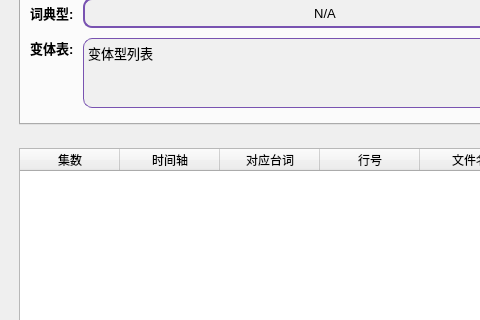
The window that gui/CorpusSearchTool.ui (jiedi720/CorpusSearchTool) describes before a commit, drawn with Qt 5; both pictures show x 0 to 480 and y 157 to 477 of the 700 by 800 pixel window.
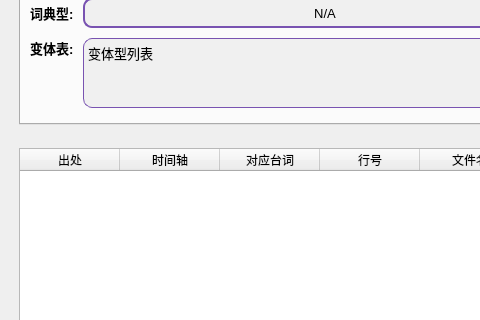
The same window after the commit. Icons and pictures are not drawn.

```diff
--- a/gui/CorpusSearchTool.ui
+++ b/gui/CorpusSearchTool.ui
@@ -1226,7 +1226,7 @@
           </attribute>
           <column>
            <property name="text">
-            <string>集数</string>
+            <string>出处</string>
            </property>
           </column>
           <column>
```
